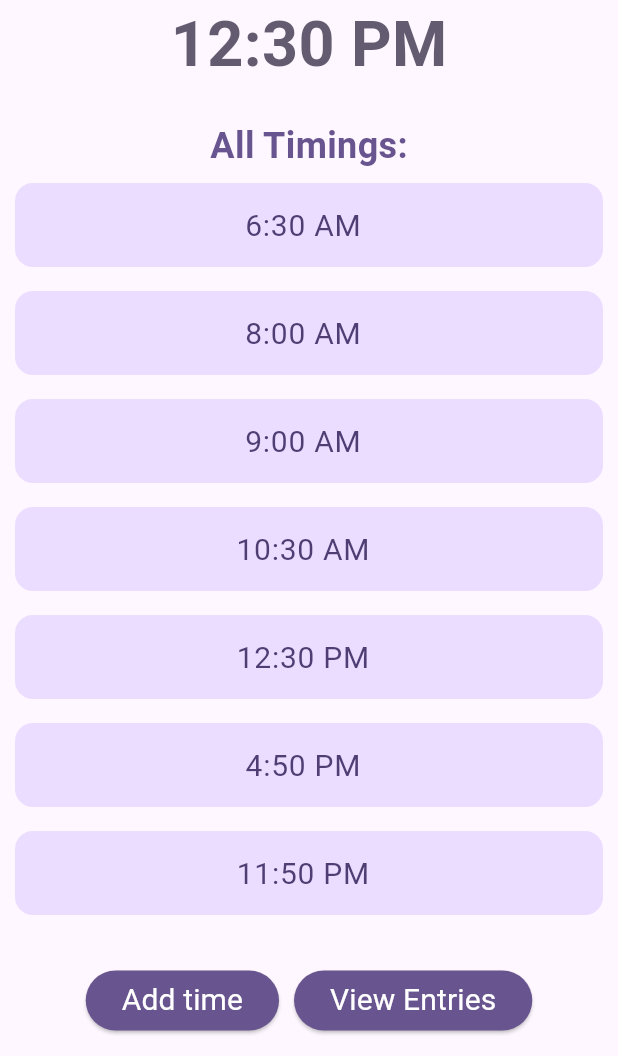
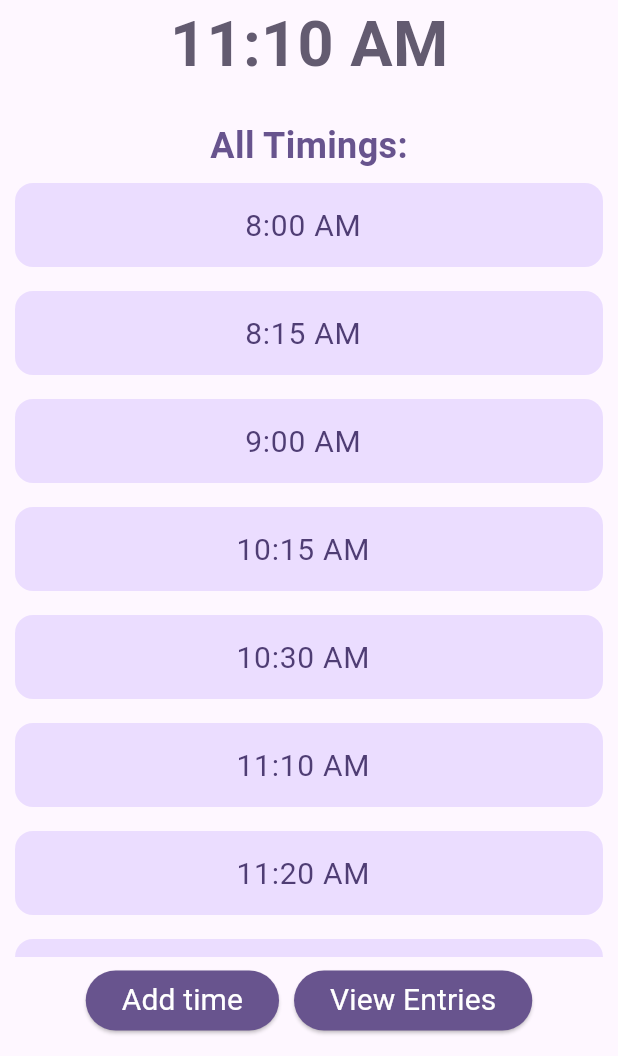
Before and after one commit to Sourish-Kanna/Next-Bus, a Flutter app: the screen it shows after launch, on a phone screen of 412 x 824 dp, the part 180-1236 px from its top. Run offline on Flutter 3.47's test engine with Material 3 defaults, Android fonts, the phone set to English and light mode, and no system bars; drawn by our look-alikes of dynamic_color, flutter_slidable; our stand-ins replace firebase_core; accounts and stored records are empty.

Commit message:
Feature update 1 (#2)
* basic layout done

* more basic layout done now time to work on backend logic

* Again basic layout tweaked now time to work on backend logic

* Dynamic Colour added

* logic started

* Logic Half Done

* Now no error

* Implement Provider State Management

* Implement Provider State Management 2

* Changed 24Hrs to 12Hrs

* Changed Backend list to dateTime

* Added New Page for all entries

* New Page Added

* FireBase integrated
Not Tried Yet

* FireBase issues solved

* Now starting to add snack bars

* Added Snackbars

* Create flutter.yml and Github Action

* minor change

* minor change 2

```diff
--- a/lib/logics.dart
+++ b/lib/build_ui.dart
@@ -1,24 +1,50 @@
 import 'package:flutter/material.dart';
 import 'package:flutter_slidable/flutter_slidable.dart';
 import 'package:intl/intl.dart';
-import 'package:next_bus/bus_timing_provider.dart';
+import 'package:nextbus/bus_timing_provider.dart';
 import 'package:provider/provider.dart';
+
+SnackBar addSnackBar(BuildContext context, String text, ) {
+  DateTime now = DateTime.now();
+  return SnackBar(
+    backgroundColor: Theme.of(context).colorScheme.
+    inverseSurface.withOpacity(0.95),
+    behavior: SnackBarBehavior.floating,
+    content: Text(text,
+      style: TextStyle(
+        fontSize: 16,
+        color: Theme.of(context).colorScheme.onInverseSurface,
+      ),
+    ),
+    shape: RoundedRectangleBorder(
+      borderRadius: BorderRadius.circular(30.0),
+    ),
+    action: text=="Time Added" ? SnackBarAction(
+      label: "Undo",
+      onPressed: () {
+        Provider.of<BusTimingList>(context, listen: false).undoAddBusTiming(now);
+      },
+    ) : null ,
+    duration: Duration(seconds: 3),
+  );
+}
+
 
 class NextTime extends StatelessWidget {
   const NextTime({super.key});
 
   @override
   Widget build(BuildContext context) {
-    return Consumer<BusTimingProvider>(
+    return Consumer<BusTimingList>(
         builder: (context, provider, child) {
 
           String getNextBus() {
             DateTime now = DateTime.now();
-            for (String time in provider.busTimings) {
-              String savedTime = "${DateFormat('yyyy-MM-dd').format(now)} $time";
-              DateTime busTime = DateFormat('yyyy-MM-dd h:mm a').parse(savedTime);
-              if (now.isBefore(busTime)) {
-                return time;
+            String formattedTime = DateFormat('h:mm a').format(now);
+            DateTime timeNew = DateFormat('h:mm a').parse(formattedTime);
+            for (DateTime time in provider.busTimings) {
+              if (timeNew.isBefore(time)) {
+                return dateToString(time);
               }
             }
             return "No more buses today";
@@ -56,7 +82,7 @@ class ListDisplay extends StatelessWidget {
 
   @override
   Widget build(BuildContext context) {
-    return Consumer<BusTimingProvider>(
+    return Consumer<BusTimingList>(
       builder: (context, provider, child) {
         return Expanded(
           child: ListView.builder(
@@ -105,8 +131,7 @@ class ListDisplay extends StatelessWidget {
                         mainAxisAlignment: MainAxisAlignment.center,
                         children: [
                           Text(
-                            provider.busTimings[index],
-                            selectionColor: Theme.of(context).colorScheme.onPrimaryContainer,
+                            dateToString(provider.busTimings[index]),
                             style: TextStyle(
                               fontSize: 20,
                               fontWeight: FontWeight.normal,
@@ -126,8 +151,8 @@ class ListDisplay extends StatelessWidget {
     );
   }
 
-  void _editBusTiming(BuildContext context, int index, BusTimingProvider provider) {
-    TextEditingController timeController = TextEditingController(text: provider.busTimings[index]);
+  void _editBusTiming(BuildContext context, int index, BusTimingList provider) {
+    TextEditingController timeController = TextEditingController(text: dateToString(provider.busTimings[index]));
     showDialog(
       context: context,
       builder: (context) => AlertDialog(
@@ -147,7 +172,7 @@ class ListDisplay extends StatelessWidget {
           ElevatedButton(
             onPressed: () {
               if (timeController.text.isNotEmpty) {
-                provider.editBusTiming(index, timeController.text);
+                provider.editBusTiming(index, stringToDate(timeController.text));
               }
               Navigator.pop(context);
             },
@@ -172,7 +197,10 @@ class AddTime extends StatelessWidget {
         foregroundColor: Theme.of(context).colorScheme.onPrimary,
       ),
       onPressed: () {
-        Provider.of<BusTimingProvider>(context, listen: false).addBusTiming();
+        Provider.of<BusTimingList>(context, listen: false).addBusTiming();
+        ScaffoldMessenger.of(context).showSnackBar(
+          addSnackBar(context, "Time Added"),
+        );
       },
       child: const Text(
         "Add time",
@@ -184,3 +212,48 @@ class AddTime extends StatelessWidget {
     );
   }
 }
+
+
+class ListHome extends StatelessWidget {
+  const ListHome({super.key});
+
+  @override
+  Widget build(BuildContext context) {
+    return Consumer<BusTimingList>(
+      builder: (context, provider, child) {
+        return Expanded(
+          child: ListView.builder(
+            itemCount: provider.busTimings.length,
+            itemBuilder: (context, index) {
+              return Padding(
+                padding: const EdgeInsets.symmetric(vertical: 8.0, horizontal: 0.0),
+                child: Container(
+                  decoration: BoxDecoration(
+                    color: Theme.of(context).colorScheme.primaryContainer,
+                    borderRadius: BorderRadius.circular(12),
+                  ),
+                  child: ListTile(
+                    title: Row(
+                      mainAxisAlignment: MainAxisAlignment.center,
+                      children: [
+                        Text(
+                          dateToString(provider.busTimings[index]),
+                          style: TextStyle(
+                            fontSize: 20,
+                            fontWeight: FontWeight.normal,
+                            color: Theme.of(context).colorScheme.onPrimaryContainer,
+                          ),
+                        ),
+                      ],
+                    ),
+                  ),
+                ),
+              );
+            },
+          ),
+        );
+      },
+    );
+  }
+
+}
--- a/lib/bus_timing_provider.dart
+++ b/lib/bus_timing_provider.dart
@@ -2,26 +2,79 @@ import 'package:flutter/material.dart';
 import 'package:intl/intl.dart';
 
 
-class BusTimingProvider with ChangeNotifier {
-  final List<String> _busTimings = ["6:30 AM", "8:00 AM", "9:00 AM", "10:30 AM", "12:30 PM", "4:50 PM", "11:50 PM"];
+DateTime stringToDate(String time) {
+  DateTime newTime = DateFormat('h:mm a').parse(time);
+  return newTime;
+}
 
-  List<String> get busTimings => _busTimings;
+String dateToString(DateTime time){
+  return DateFormat('h:mm a').format(time);
+}
+
+class BusTimingList with ChangeNotifier {
+  final List<DateTime> _busTimings = [
+    DateFormat('hh:mm a').parse("08:00 AM"), DateFormat('hh:mm a').parse("08:15 AM"),
+    DateFormat('hh:mm a').parse("09:00 AM"), DateFormat('hh:mm a').parse("10:15 AM"),
+    DateFormat('hh:mm a').parse("10:30 AM"), DateFormat('hh:mm a').parse("11:10 AM"),
+    DateFormat('hh:mm a').parse("11:20 AM"), DateFormat('hh:mm a').parse("11:30 AM"),
+    DateFormat('hh:mm a').parse("11:45 AM"), DateFormat('hh:mm a').parse("12:05 PM"),
+    DateFormat('hh:mm a').parse("12:20 PM"), DateFormat('hh:mm a').parse("12:45 PM"),
+    DateFormat('hh:mm a').parse("12:50 PM"), DateFormat('hh:mm a').parse("12:55 PM"),
+    DateFormat('hh:mm a').parse("01:15 PM"), DateFormat('hh:mm a').parse("01:30 PM"),
+    DateFormat('hh:mm a').parse("01:40 PM"), DateFormat('hh:mm a').parse("01:45 PM"),
+    DateFormat('hh:mm a').parse("01:50 PM"), DateFormat('hh:mm a').parse("01:55 PM"),
+    DateFormat('hh:mm a').parse("02:00 PM"), DateFormat('hh:mm a').parse("02:05 PM"),
+    DateFormat('hh:mm a').parse("02:15 PM"), DateFormat('hh:mm a').parse("02:30 PM"),
+    DateFormat('hh:mm a').parse("02:50 PM"), DateFormat('hh:mm a').parse("03:20 PM"),
+    DateFormat('hh:mm a').parse("03:25 PM"), DateFormat('hh:mm a').parse("03:35 PM"),
+    DateFormat('hh:mm a').parse("03:45 PM"), DateFormat('hh:mm a').parse("03:50 PM"),
+    DateFormat('hh:mm a').parse("03:55 PM"), DateFormat('hh:mm a').parse("04:00 PM"),
+    DateFormat('hh:mm a').parse("04:10 PM"), DateFormat('hh:mm a').parse("04:15 PM"),
+    DateFormat('hh:mm a').parse("04:20 PM"), DateFormat('hh:mm a').parse("04:25 PM"),
+    DateFormat('hh:mm a').parse("04:30 PM"), DateFormat('hh:mm a').parse("04:40 PM"),
+    DateFormat('hh:mm a').parse("04:45 PM"), DateFormat('hh:mm a').parse("04:55 PM"),
+    DateFormat('hh:mm a').parse("05:00 PM"), DateFormat('hh:mm a').parse("05:05 PM"),
+    DateFormat('hh:mm a').parse("05:10 PM"), DateFormat('hh:mm a').parse("05:15 PM"),
+    DateFormat('hh:mm a').parse("05:20 PM"), DateFormat('hh:mm a').parse("05:25 PM"),
+    DateFormat('hh:mm a').parse("05:20 PM"), DateFormat('hh:mm a').parse("05:30 PM"),
+    DateFormat('hh:mm a').parse("05:40 PM"), DateFormat('hh:mm a').parse("05:45 PM"),
+    DateFormat('hh:mm a').parse("06:00 PM"), DateFormat('hh:mm a').parse("06:05 PM"),
+    DateFormat('hh:mm a').parse("06:25 PM"), DateFormat('hh:mm a').parse("06:45 PM"),
+    DateFormat('hh:mm a').parse("07:00 PM"), DateFormat('hh:mm a').parse("07:10 PM"),
+    DateFormat('hh:mm a').parse("07:30 PM"), DateFormat('hh:mm a').parse("07:45 PM"),
+    DateFormat('hh:mm a').parse("08:00 PM"), DateFormat('hh:mm a').parse("08:10 PM"),
+    DateFormat('hh:mm a').parse("09:20 PM"), DateFormat('hh:mm a').parse("09:40 PM"),
+    DateFormat('hh:mm a').parse("10:05 PM"),
+  ];
+  List<DateTime> get busTimings => _busTimings;
 
   void addBusTiming() {
     DateTime now = DateTime.now();
-    String newTime = DateFormat('h:mm a').format(now);
-    _busTimings.add(newTime);
+    String formattedTime = DateFormat('h:mm a').format(now);
+    DateTime time = DateFormat('h:mm a').parse(formattedTime);
+    _busTimings.add(time);
+    _busTimings.sort();
+    notifyListeners();
+  }
+
+  void undoAddBusTiming(DateTime now) {
+    String formattedTime = DateFormat('h:mm a').format(now);
+    DateTime time = DateFormat('h:mm a').parse(formattedTime);
+    int index = _busTimings.indexOf(time);
+    _busTimings.removeAt(index);
     _busTimings.sort();
     notifyListeners();
   }
 
   void deleteBusTiming(int index) {
     _busTimings.removeAt(index);
+    _busTimings.sort();
     notifyListeners();
   }
 
-  void editBusTiming(int index, String newTime) {
+  void editBusTiming(int index, DateTime newTime) {
     _busTimings[index] = newTime;
+    _busTimings.sort();
     notifyListeners();
   }
 }
--- a/lib/main.dart
+++ b/lib/main.dart
@@ -1,19 +1,24 @@
 import 'package:flutter/material.dart';
 import 'package:flutter/services.dart';
 import 'package:dynamic_color/dynamic_color.dart';
-import 'package:next_bus/logics.dart';
+import 'package:nextbus/build_ui.dart';
 import 'package:provider/provider.dart';
-import 'bus_timing_provider.dart';
+import 'package:nextbus/bus_timing_provider.dart';
+import 'package:firebase_core/firebase_core.dart';
+import 'firebase_options.dart';
 
 
-void main() {
+void main() async {
   WidgetsFlutterBinding.ensureInitialized();
   SystemChrome.setPreferredOrientations([
     DeviceOrientation.portraitUp,
     DeviceOrientation.portraitDown,
   ]);
+  await Firebase.initializeApp(
+    options: DefaultFirebaseOptions.currentPlatform,
+  );
   runApp(ChangeNotifierProvider(
-    create: (context) => BusTimingProvider(),
+    create: (context) => BusTimingList(),
     child: const BusTimingApp(),
   ),);
 }
@@ -63,7 +68,7 @@ class BusHomePage extends StatelessWidget {
         padding: const EdgeInsets.symmetric(vertical: 13.0, horizontal: 10.0),
         child: Column(
           mainAxisAlignment: MainAxisAlignment.center,
-          // crossAxisAlignment: CrossAxisAlignment.stretch,
+          crossAxisAlignment: CrossAxisAlignment.center,
           children: [
             const NextTime(),
             const SizedBox(height: 20),
@@ -72,6 +77,70 @@ class BusHomePage extends StatelessWidget {
               "All Timings:",
               style: TextStyle(
                 fontSize: 24,
+                fontWeight: FontWeight.bold,
+                color: Theme.of(context).colorScheme.primary,
+              ),
+            ),
+            ListHome(),
+            const SizedBox(height: 5),
+            Row(
+              children: [
+                Expanded(
+                  child: Row(
+                    mainAxisAlignment: MainAxisAlignment.center,
+                    children: [
+                      const AddTime(),
+                      const SizedBox(width: 10),
+                      ElevatedButton(
+                        style: ElevatedButton.styleFrom(
+                          backgroundColor: Theme.of(context).colorScheme.primary,
+                          foregroundColor: Theme.of(context).colorScheme.onPrimary,
+                        ),
+                        onPressed: () {
+                          Navigator.push(
+                            context, MaterialPageRoute(builder: (context) =>
+                              const EntriesPage()), );
+                          },
+                        child: const Text(
+                          "View Entries",
+                          style: TextStyle(
+                              fontSize: 20,
+                              fontWeight: FontWeight.normal
+                          ),
+                        ),
+                      ),
+                    ],
+                  ),
+                ),
+              ],
+            )
+          ],
+        ),
+      ),
+    );
+  }
+}
+
+class EntriesPage extends StatelessWidget {
+  const EntriesPage({super.key});
+
+  @override
+  Widget build(BuildContext context) {
+    return Scaffold(
+      appBar: AppBar(
+        backgroundColor: Theme.of(context).colorScheme.inversePrimary,
+        title: const Text('Next Bus'),
+      ),
+      body: Padding(
+        padding: const EdgeInsets.symmetric(vertical: 13.0, horizontal: 10.0),
+        child: Column(
+          mainAxisAlignment: MainAxisAlignment.center,
+          crossAxisAlignment: CrossAxisAlignment.center,
+          children: [
+            Text(
+              "All Entries",
+              style: TextStyle(
+                fontSize: 36,
                 fontWeight: FontWeight.bold,
                 color: Theme.of(context).colorScheme.primary,
               ),
@@ -92,9 +161,10 @@ class BusHomePage extends StatelessWidget {
                           foregroundColor: Theme.of(context).colorScheme.onPrimary,
                         ),
                         onPressed: () {
-                          null;},
+                          Navigator.pop(context);
+                        },
                         child: const Text(
-                          "View Entries",
+                          "Go Back",
                           style: TextStyle(
                               fontSize: 20,
                               fontWeight: FontWeight.normal
@@ -105,7 +175,7 @@ class BusHomePage extends StatelessWidget {
                   ),
                 ),
               ],
-            )
+            ),
           ],
         ),
       ),
--- a/pubspec.yaml
+++ b/pubspec.yaml
@@ -1,4 +1,4 @@
-name: next_bus
+name: nextbus
 description: "An App to store bus timing and to show when next bus will come"
 # The following line prevents the package from being accidentally published to
 # pub.dev using `flutter pub publish`. This is preferred for private packages.
@@ -39,6 +39,7 @@ dependencies:
   dynamic_color: ^1.7.0
   provider: ^6.1.2
   intl: ^0.20.1
+  firebase_core: ^3.8.1
 
 dev_dependencies:
   flutter_test:
@@ -49,7 +50,7 @@ dev_dependencies:
   # activated in the `analysis_options.yaml` file located at the root of your
   # package. See that file for information about deactivating specific lint
   # rules and activating additional ones.
-  flutter_lints: ^4.0.0
+  flutter_lints: ^5.0.0
 
 # For information on the generic Dart part of this file, see the
 # following page: https://dart.dev/tools/pub/pubspec
```
Also changed, not shown: firebase.json (added), lib/firebase_options.dart (added), pubspec.lock, 6 other files.
